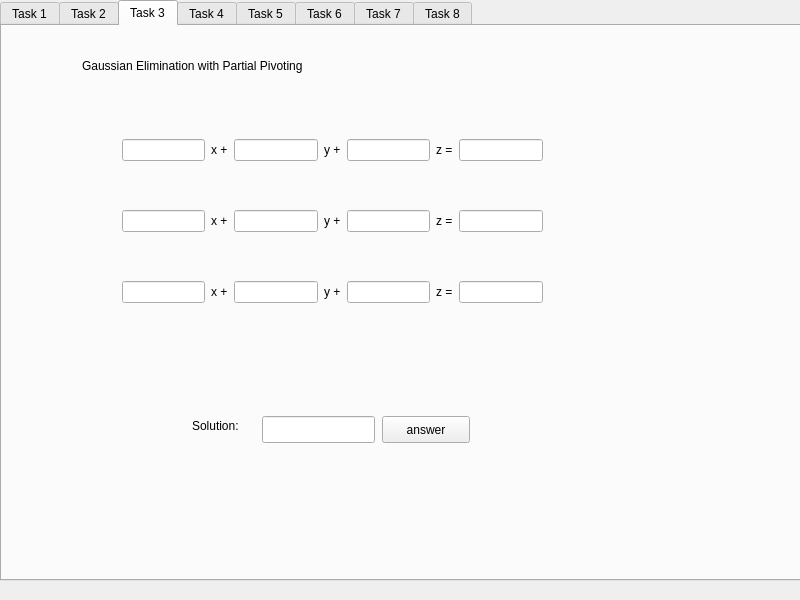
First picture: the form in untitled.ui, repository barcek2281/finalCMath, before the edit.
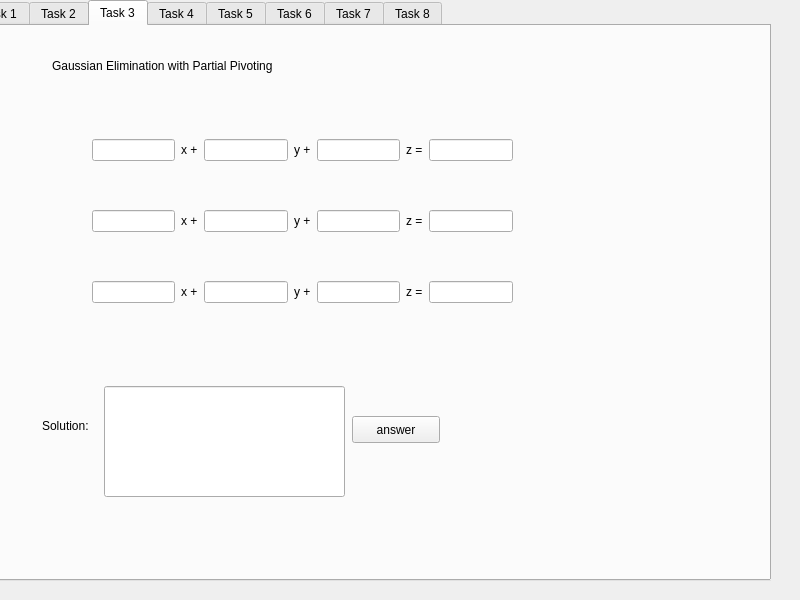
Second picture: the form after the edit. The open tabs and pages were chosen to show the change.

What changed in the file:
```diff
--- a/untitled.ui
+++ b/untitled.ui
@@ -17,7 +17,7 @@
    <widget class="QTabWidget" name="tabWidget">
     <property name="geometry">
      <rect>
-      <x>0</x>
+      <x>-30</x>
       <y>0</y>
       <width>801</width>
       <height>581</height>
@@ -303,17 +303,17 @@
      <widget class="QLineEdit" name="lineEdit_14_answer">
       <property name="geometry">
        <rect>
-        <x>260</x>
-        <y>390</y>
-        <width>113</width>
-        <height>27</height>
+        <x>132</x>
+        <y>360</y>
+        <width>241</width>
+        <height>111</height>
        </rect>
       </property>
      </widget>
      <widget class="QLabel" name="label_13">
       <property name="geometry">
        <rect>
-        <x>190</x>
+        <x>70</x>
         <y>390</y>
         <width>66</width>
         <height>19</height>
```
Left out of the diff: 14 changed lines with no effect on the pictures.
